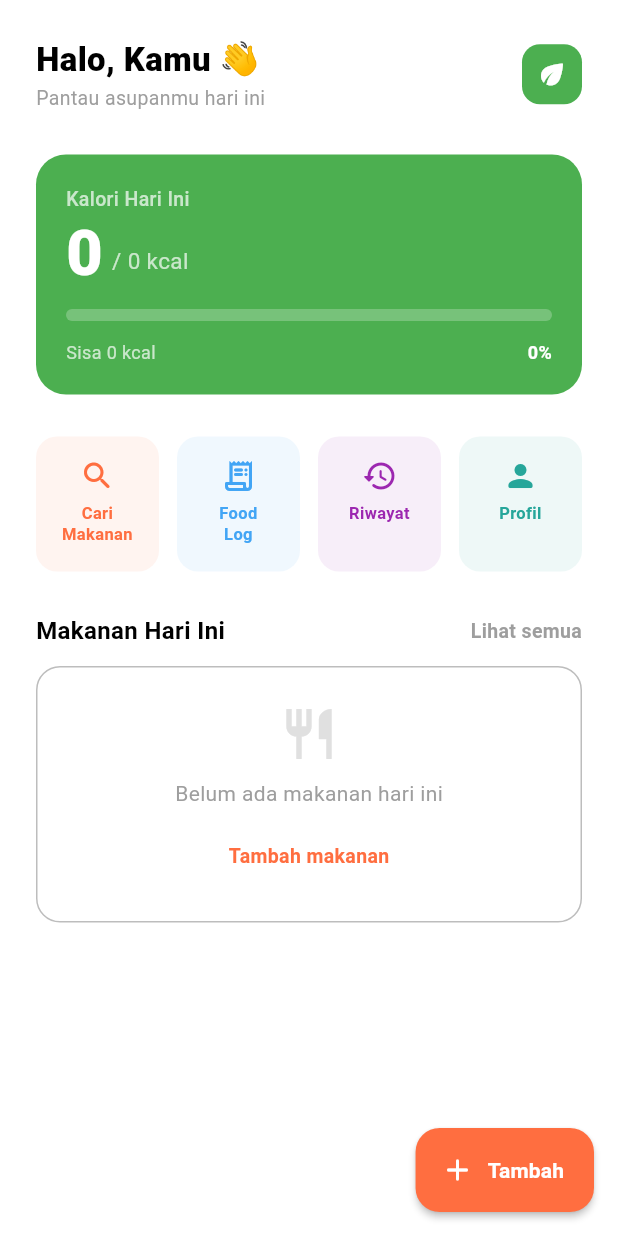
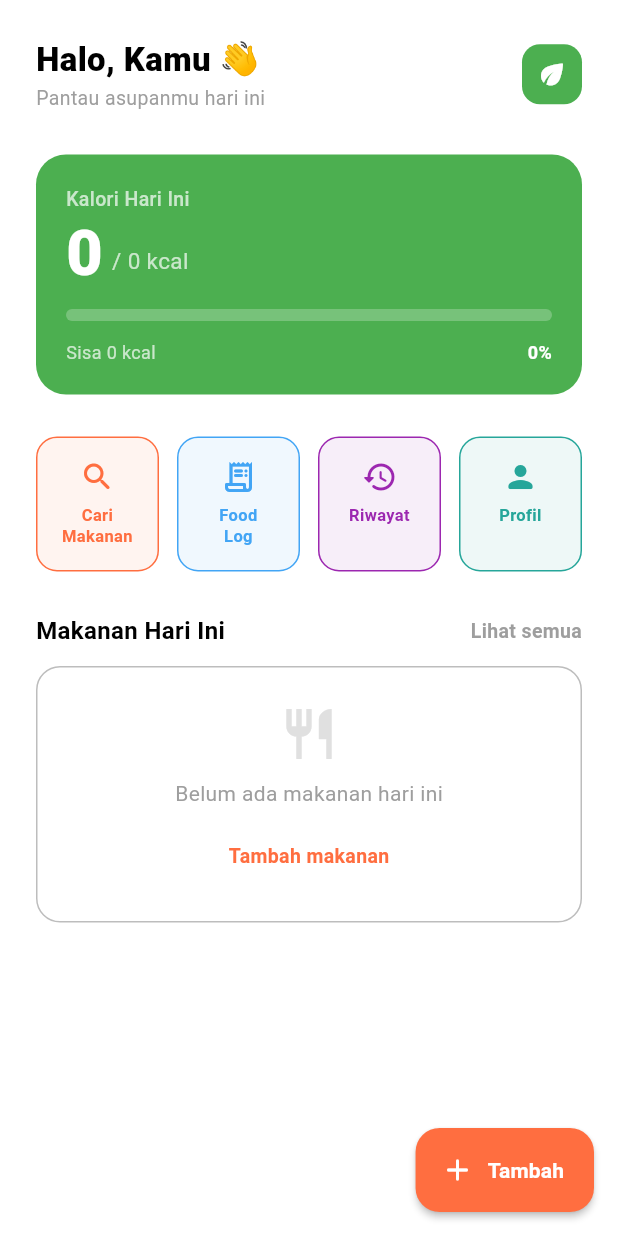
Before and after one commit to shofiaqilah/nouri-app, a Flutter app: the HomePage screen opened by its route, on a phone screen of 412 x 824 dp. Run offline on Flutter 3.47's test engine with Material 3 defaults, Android fonts, the phone set to English and light mode, and no system bars; our stand-ins replace flutter_dotenv, flutter_local_notifications, get, hive, hive_flutter, shared_preferences; accounts and stored records are empty.

Commit message:
benerin tampilan

```diff
--- a/lib/views/home_page.dart
+++ b/lib/views/home_page.dart
@@ -196,21 +196,21 @@ class HomePage extends StatelessWidget {
                     _buildActionCard(
                       icon: Icons.receipt_long_rounded,
                       label: 'Food\nLog',
-                      color: const Color(0xFF42A5F5),
+                      color: const Color.fromARGB(255, 66, 165, 245),
                       onTap: () => Get.toNamed('/today-log'),
                     ),
                     const SizedBox(width: 12),
                     _buildActionCard(
                       icon: Icons.history_rounded,
                       label: 'Riwayat',
-                      color: const Color(0xFF9C27B0),
+                      color: const Color.fromARGB(255, 156, 39, 176),
                       onTap: () => Get.toNamed('/history'),
                     ),
                     const SizedBox(width: 12),
                     _buildActionCard(
                       icon: Icons.person_rounded,
                       label: 'Profil',
-                      color: const Color(0xFF26A69A),
+                      color: const Color.fromARGB(255, 38, 166, 154),
                       onTap: () => Get.toNamed('/profile'),
                     ),
                   ],
@@ -402,6 +402,7 @@ class HomePage extends StatelessWidget {
           decoration: BoxDecoration(
             color: color.withOpacity(0.08),
             borderRadius: BorderRadius.circular(14),
+            border: Border.all(color:color),
           ),
           child: Column(
             children: [
```
